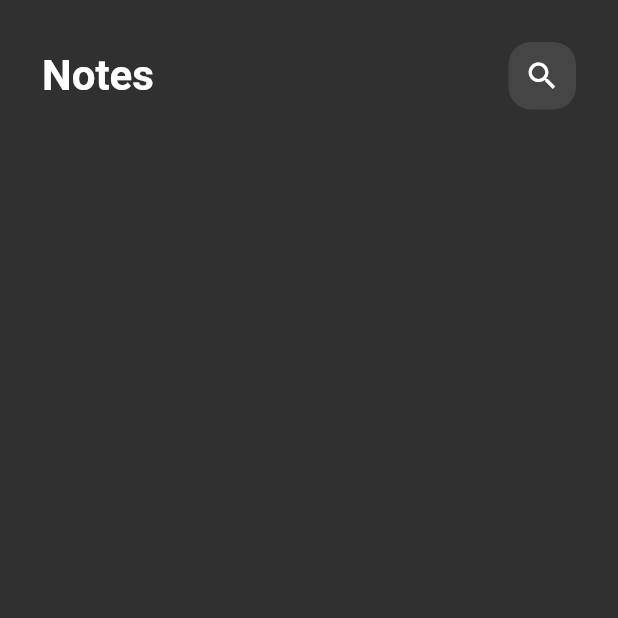
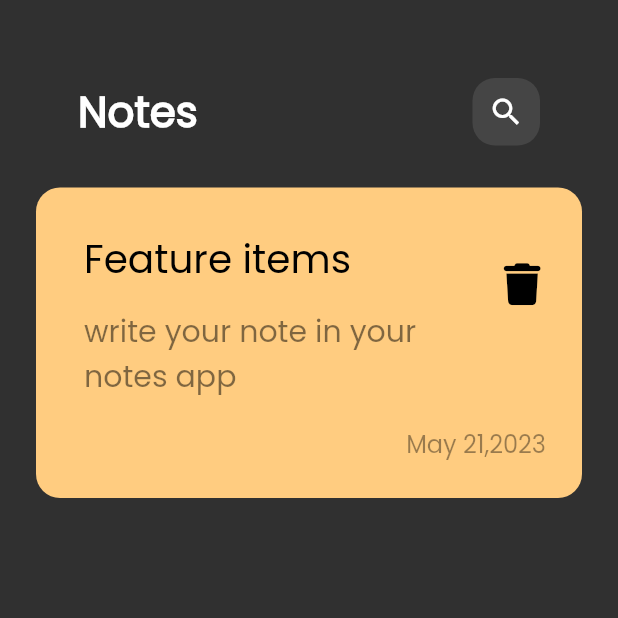
Before and after one commit to Walaahosny/notesapp, a Flutter app: the screen it shows after launch, on a phone screen of 412 x 824 dp, the top half of it. Run offline on Flutter 3.47's test engine with Material 2 defaults, Android fonts, the phone set to English and light mode, and no system bars; our stand-ins replace font_awesome_flutter.

Commit message:
5 commit add note item container

```diff
--- a/lib/main.dart
+++ b/lib/main.dart
@@ -15,10 +15,7 @@ class MyApp extends StatelessWidget {
     return MaterialApp(
       debugShowCheckedModeBanner: false,
       title: 'Notes',
-      theme: ThemeData(
-        brightness: Brightness.dark,
-
-      ),
+      theme: ThemeData(brightness: Brightness.dark, fontFamily: 'Poppins'),
       home: const NotesHomeScreen(),
     );
   }
--- /dev/null
+++ b/lib/views/widgets/NoteItem.dart
@@ -0,0 +1,48 @@
+import 'package:flutter/material.dart';
+import 'package:font_awesome_flutter/font_awesome_flutter.dart';
+
+class NoteItem extends StatelessWidget {
+  const NoteItem({super.key});
+
+  @override
+  Widget build(BuildContext context) {
+    return Container(
+      padding: const EdgeInsets.only(top: 24, bottom: 24, left: 16),
+      decoration: BoxDecoration(
+          borderRadius: BorderRadius.circular(16), color: Color(0xffFFCC80)),
+      child: Column(
+        crossAxisAlignment: CrossAxisAlignment.end,
+        children: [
+          ListTile(
+            title: const Text(
+              "Feature items",
+              style: TextStyle(color: Colors.black, fontSize: 26),
+            ),
+            subtitle: Padding(
+              padding: const EdgeInsets.only(top: 14.0, bottom: 14),
+              child: Text("write your note in your notes app",
+                  style: TextStyle(
+                      color: Colors.black.withOpacity(0.5), fontSize: 20)),
+            ),
+            trailing: IconButton(
+              onPressed: () {},
+              icon: const Icon(
+                FontAwesomeIcons.trash,
+                color: Colors.black,
+                size: 28,
+              ),
+            ),
+          ),
+          Padding(
+            padding: const EdgeInsets.only(right: 24.0),
+            child: Text(
+              "May 21,2023",
+              style:
+                  TextStyle(color: Colors.black.withOpacity(0.4), fontSize: 16),
+            ),
+          )
+        ],
+      ),
+    );
+  }
+}
--- a/lib/views/widgets/body_home_screen.dart
+++ b/lib/views/widgets/body_home_screen.dart
@@ -1,5 +1,6 @@
 import 'package:flutter/material.dart';
 
+import 'NoteItem.dart';
 import 'appBarforBody.dart';
 
 class NotesBody extends StatelessWidget {
@@ -7,8 +8,11 @@ class NotesBody extends StatelessWidget {
 
   @override
   Widget build(BuildContext context) {
-    return const Column(
-      children: [CustomAppBar()],
+    return const Padding(
+      padding: EdgeInsets.all(24.0),
+      child: Column(
+        children: [CustomAppBar(), NoteItem()],
+      ),
     );
   }
 }
```
Also changed, not shown: pubspec.yaml (+8 -11 lines), assets/fonts/Poppins-Regular.ttf (added), pubspec.lock.
